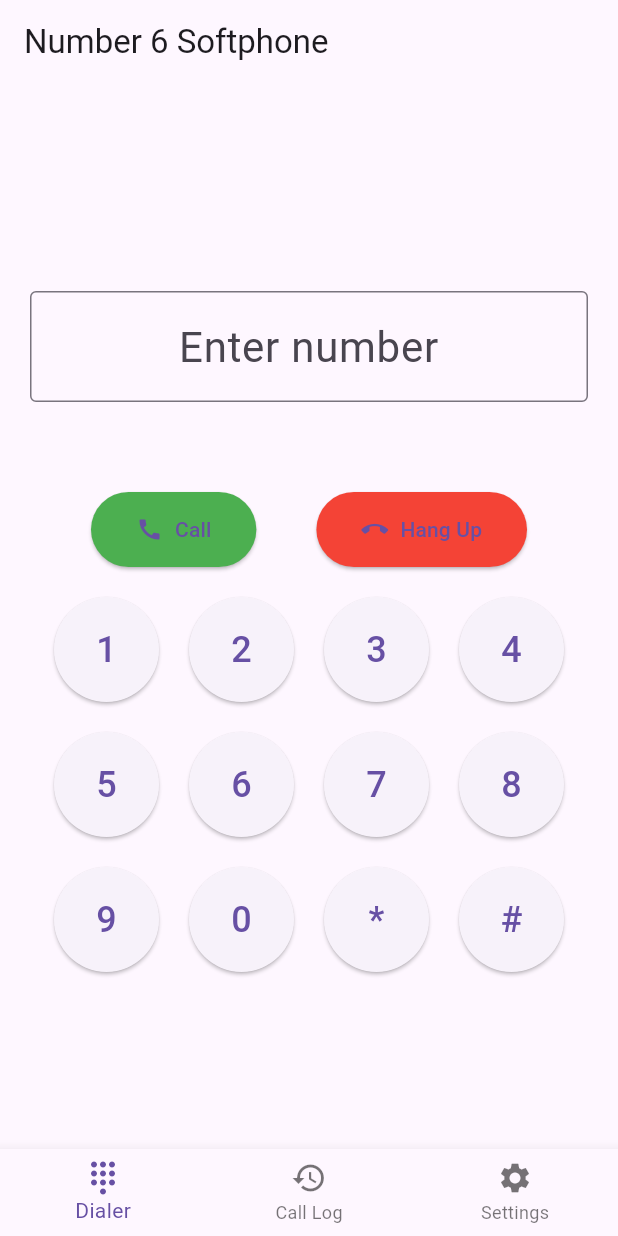
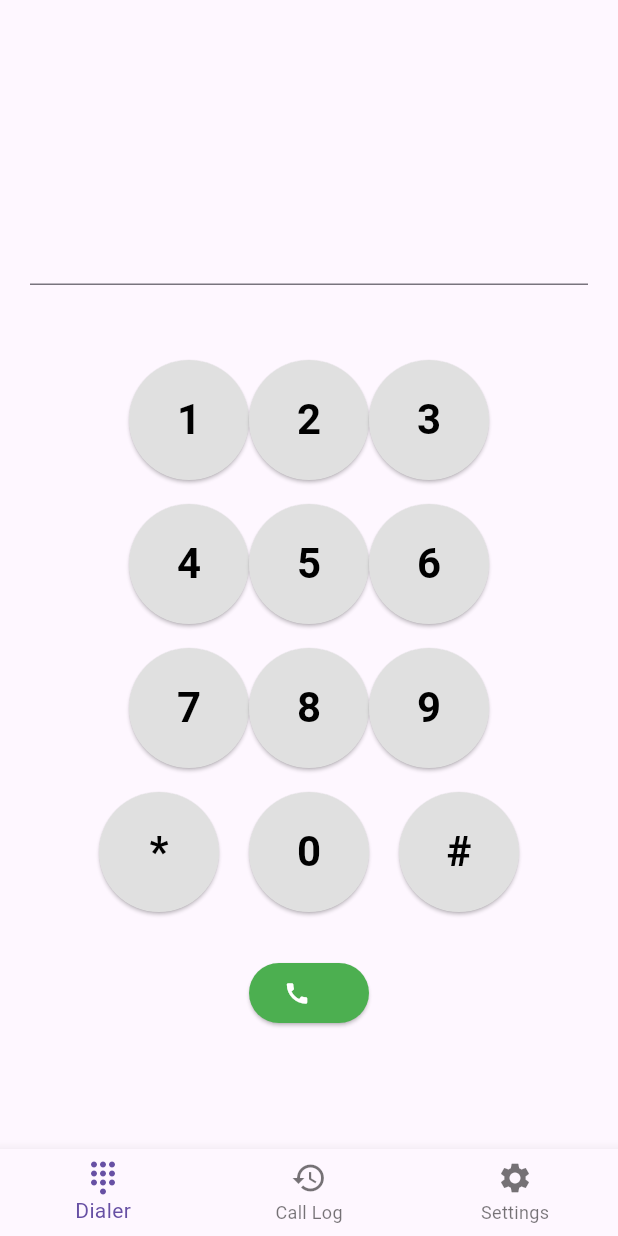
Before and after one commit to erickma1/softphone_app, a Flutter app: the screen it shows after launch, on a phone screen of 412 x 824 dp. Run offline on Flutter 3.47's test engine with Material 3 defaults, Android fonts, the phone set to English and light mode, and no system bars; our stand-ins replace permission_handler.

Commit message:
Update main.dart
updated dialer

```diff
--- a/lib/main.dart
+++ b/lib/main.dart
@@ -83,6 +83,9 @@ class _SoftphoneHomePageState extends State<SoftphoneHomePage> {
     super.initState();
     _initAndSetup();
     _loadStoredCredentials();
+    _dialNumberController.addListener(() {
+      if (mounted) setState(() {});
+    });
   }
 
   Future<void> _loadStoredCredentials() async {
@@ -322,24 +325,37 @@ class _SoftphoneHomePageState extends State<SoftphoneHomePage> {
   }
 
   // ---------- Dialer UI ----------
+
   Widget _buildDialer() {
+    bool isCallActive =
+        _currentCallState != null &&
+        _currentCallState != CallState.Idle &&
+        _currentCallState != CallState.End &&
+        _currentCallState != CallState.Error;
+
+    bool hasText = _dialNumberController.text.isNotEmpty;
+
     return Column(
       children: [
         Expanded(
           child: Column(
             mainAxisAlignment: MainAxisAlignment.center,
             children: [
+              // Number display
               Container(
-                padding: const EdgeInsets.all(20),
+                padding: const EdgeInsets.symmetric(
+                  horizontal: 20,
+                  vertical: 10,
+                ),
                 child: TextField(
                   controller: _dialNumberController,
-                  style: const TextStyle(fontSize: 28),
+                  style: const TextStyle(fontSize: 32),
                   textAlign: TextAlign.center,
                   keyboardType: TextInputType.phone,
-                  decoration: const InputDecoration(
-                    hintText: 'Enter number',
-                    border: OutlineInputBorder(),
-                  ),
+                  // decoration: const InputDecoration(
+                  //   // hintText: 'Enter number',
+                  //   // border: OutlineInputBorder(),
+                  // ),
                 ),
               ),
               const SizedBox(height: 20),
@@ -351,48 +367,100 @@ class _SoftphoneHomePageState extends State<SoftphoneHomePage> {
                   backgroundColor: Colors.grey[200],
                 ),
               const SizedBox(height: 20),
+              // Numeric keypad
+              Column(
+                children: [
+                  Row(
+                    mainAxisAlignment: MainAxisAlignment.center,
+                    children: [
+                      '1',
+                      '2',
+                      '3',
+                    ].map((digit) => _dialButton(digit)).toList(),
+                  ),
+                  const SizedBox(height: 16),
+                  Row(
+                    mainAxisAlignment: MainAxisAlignment.center,
+                    children: [
+                      '4',
+                      '5',
+                      '6',
+                    ].map((digit) => _dialButton(digit)).toList(),
+                  ),
+                  const SizedBox(height: 16),
+                  Row(
+                    mainAxisAlignment: MainAxisAlignment.center,
+                    children: [
+                      '7',
+                      '8',
+                      '9',
+                    ].map((digit) => _dialButton(digit)).toList(),
+                  ),
+                  const SizedBox(height: 16),
+                  Row(
+                    mainAxisAlignment: MainAxisAlignment.center,
+                    children: [
+                      _dialButton('*'),
+                      const SizedBox(width: 20),
+                      _dialButton('0'),
+                      const SizedBox(width: 20),
+                      _dialButton('#'),
+                    ],
+                  ),
+                ],
+              ),
+              const SizedBox(height: 30),
+              // Button row aligned under * 0 #
               Row(
                 mainAxisAlignment: MainAxisAlignment.center,
                 children: [
-                  ElevatedButton.icon(
-                    onPressed: _makeCall,
-                    icon: const Icon(Icons.call),
-                    label: const Text('Call'),
-                    style: ElevatedButton.styleFrom(
-                      backgroundColor: Colors.green,
-                      padding: const EdgeInsets.symmetric(
-                        horizontal: 30,
-                        vertical: 15,
+                  // Empty placeholder under *
+                  const SizedBox(width: 80),
+                  const SizedBox(width: 20),
+                  // Call button under 0
+                  SizedBox(
+                    width: 80,
+                    child: ElevatedButton.icon(
+                      onPressed: isCallActive ? _hangUp : _makeCall,
+                      icon: Icon(isCallActive ? Icons.call_end : Icons.call),
+                      label: Text(isCallActive ? 'Hang Up' : ''),
+                      style: ElevatedButton.styleFrom(
+                        backgroundColor: isCallActive
+                            ? Colors.red
+                            : Colors.green,
+                        foregroundColor: Colors.white,
                       ),
                     ),
                   ),
-                  const SizedBox(width: 40),
-                  ElevatedButton.icon(
-                    onPressed: _hangUp,
-                    icon: const Icon(Icons.call_end),
-                    label: const Text('Hang Up'),
-                    style: ElevatedButton.styleFrom(
-                      backgroundColor: Colors.red,
-                      padding: const EdgeInsets.symmetric(
-                        horizontal: 30,
-                        vertical: 15,
+                  const SizedBox(width: 20),
+                  // Backspace button under # – appears only when text present
+                  if (hasText)
+                    SizedBox(
+                      width: 80,
+                      child: ElevatedButton(
+                        onPressed: () {
+                          final text = _dialNumberController.text;
+                          if (text.isNotEmpty) {
+                            _dialNumberController.text = text.substring(
+                              0,
+                              text.length - 1,
+                            );
+                          }
+                        },
+                        style: ElevatedButton.styleFrom(
+                          backgroundColor: Colors.grey[400],
+                          foregroundColor: Colors.black,
+                        ),
+                        child: const Icon(Icons.backspace, size: 28),
                       ),
-                    ),
-                  ),
+                    )
+                  else
+                    const SizedBox(
+                      width: 80,
+                    ), // invisible placeholder to keep alignment
                 ],
               ),
               const SizedBox(height: 20),
-              Wrap(
-                spacing: 20,
-                runSpacing: 20,
-                alignment: WrapAlignment.center,
-                children: [
-                  for (var i = 1; i <= 9; i++) _dialButton(i.toString()),
-                  _dialButton('0'),
-                  _dialButton('*'),
-                  _dialButton('#'),
-                ],
-              ),
             ],
           ),
         ),
@@ -402,15 +470,17 @@ class _SoftphoneHomePageState extends State<SoftphoneHomePage> {
 
   Widget _dialButton(String digit) {
     return SizedBox(
-      width: 70,
-      height: 70,
+      width: 80,
+      height: 80,
       child: ElevatedButton(
         onPressed: () => _dialNumberController.text += digit,
         style: ElevatedButton.styleFrom(
           shape: const CircleBorder(),
-          padding: EdgeInsets.zero,
+          backgroundColor: Colors.grey[300],
+          foregroundColor: Colors.black,
+          textStyle: const TextStyle(fontSize: 28, fontWeight: FontWeight.bold),
         ),
-        child: Text(digit, style: const TextStyle(fontSize: 24)),
+        child: Text(digit),
       ),
     );
   }
@@ -505,7 +575,7 @@ class _SoftphoneHomePageState extends State<SoftphoneHomePage> {
   Widget build(BuildContext context) {
     return Scaffold(
       appBar: AppBar(
-        title: const Text('Number 6 Softphone'),
+        // title: const Text('Number 6 Softphon'),
         actions: [
           if (_isRegistered)
             IconButton(
```
